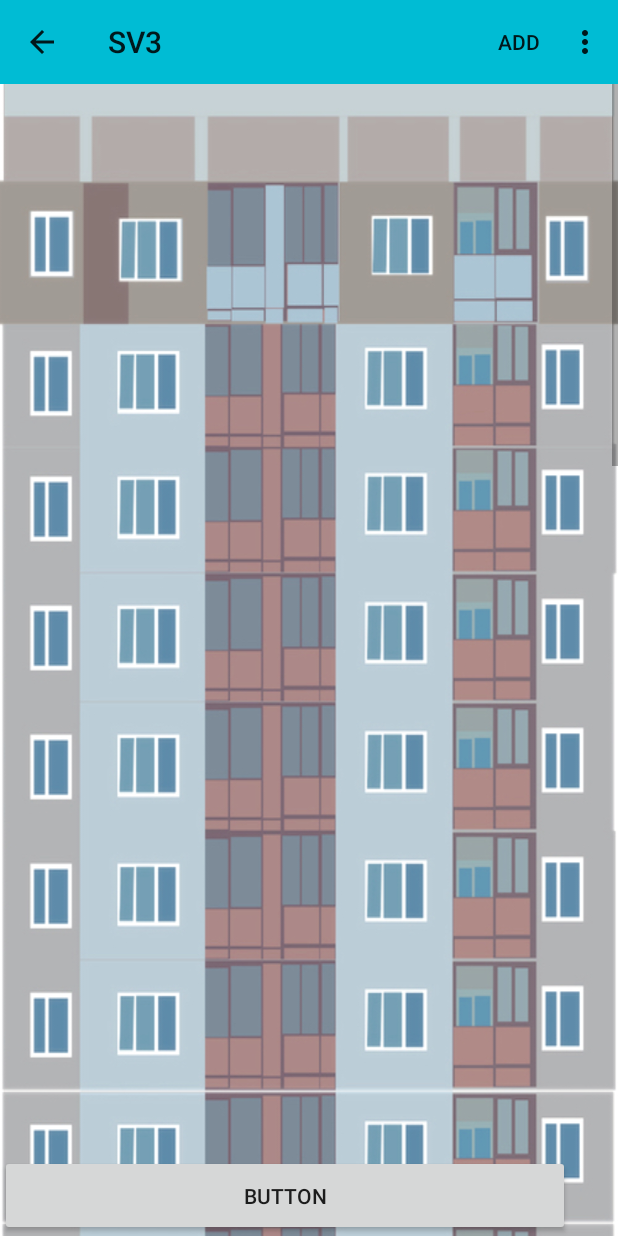
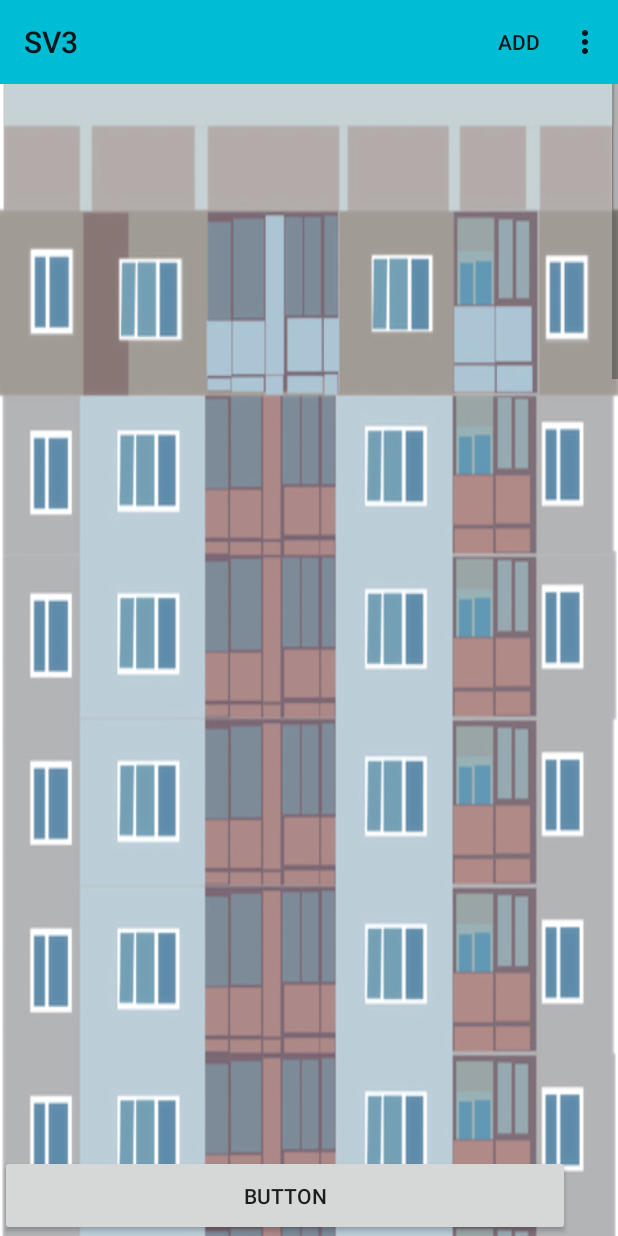
Before and after one commit to yuliakhazieva/SV3, an Android app: the fragment CreateEventFragment placed in its activity, after a tap on "ГОТОВО", on a phone screen of 412 x 824 dp. Run offline under Robolectric (Android 15) with nearby library versions, the light colour scheme and no system bars; our stand-ins replace Firebase (no records; nobody signed in at launch, a user with empty details on screens opened directly).

Commit message:
minor bug fixes

```diff
--- a/app/src/main/AndroidManifest.xml
+++ b/app/src/main/AndroidManifest.xml
@@ -18,7 +18,8 @@
 
         <activity
             android:name=".MainActivity"
-            android:label="@string/app_name">
+            android:label="@string/app_name"
+            android:screenOrientation="portrait">
             <intent-filter>
                 <action android:name="android.intent.action.MAIN" />
                 <category android:name="android.intent.category.LAUNCHER" />
--- a/app/src/main/java/com/hsehhh/sv3/CreateEventFragment.java
+++ b/app/src/main/java/com/hsehhh/sv3/CreateEventFragment.java
@@ -52,7 +52,14 @@ public class CreateEventFragment extends Fragment
             public void onClick(View v) {
                 Random rand = new Random(24);
                 Event e = new Event("one", "two", "three", false, rand.nextInt());
-                DatabaseReference mDatabase = FirebaseDatabase.getInstance().getReference("activities");
+                DatabaseReference mDatabase;
+                if(e.isRequest)
+                {
+                    mDatabase = FirebaseDatabase.getInstance().getReference("requests");
+                } else
+                {
+                    mDatabase = FirebaseDatabase.getInstance().getReference("events");
+                }
                 String userId = mDatabase.push().getKey();
                 mDatabase.child(userId).setValue(e);
                 listener.switchToScrolling();
--- a/app/src/main/java/com/hsehhh/sv3/ScrollingFragment.java
+++ b/app/src/main/java/com/hsehhh/sv3/ScrollingFragment.java
@@ -4,6 +4,7 @@ import android.content.Context;
 import android.graphics.Color;
 import android.os.Bundle;
 import android.support.v4.app.FragmentTransaction;
+import android.support.v7.app.AppCompatActivity;
 import android.support.v7.widget.Toolbar;
 import android.view.LayoutInflater;
 import android.view.Menu;
@@ -83,7 +84,9 @@ public class ScrollingFragment extends android.support.v4.app.Fragment
     public void onViewCreated(final View view, final Bundle savedInstanceState)
     {
         super.onViewCreated(view, savedInstanceState);
+        ((AppCompatActivity)getActivity()).getSupportActionBar().setDisplayHomeAsUpEnabled(false);
         table = getView().findViewById(R.id.table);
+        table.setPadding(0,130,0,0);
         for(int i = 0; i < 25; i++)
         {
             TableRow newRow = new TableRow(getContext());
@@ -91,8 +94,7 @@ public class ScrollingFragment extends android.support.v4.app.Fragment
             for(int j = 0; j < 6; j++)
             {
                 Space space = new Space(getContext());
-                space.setMinimumWidth(50);
-                space.setMinimumHeight(50);
+                space.setLayoutParams(new TableRow.LayoutParams(100, 175));
                 space.setTag("s" + i + j);
                 space.setClickable(false);
                 newRow.addView(space, j);
@@ -132,7 +134,6 @@ public class ScrollingFragment extends android.support.v4.app.Fragment
                     }
                 }
             }
-
             @Override
             public void onCancelled(DatabaseError databaseError) {
 
@@ -156,8 +157,4 @@ public class ScrollingFragment extends android.support.v4.app.Fragment
                 return super.onOptionsItemSelected(item);
         }
     }
-
-
-
-
 }
--- a/app/src/main/java/com/hsehhh/sv3/createEventFragment.java
+++ b/app/src/main/java/com/hsehhh/sv3/createEventFragment.java
@@ -52,7 +52,14 @@ public class CreateEventFragment extends Fragment
             public void onClick(View v) {
                 Random rand = new Random(24);
                 Event e = new Event("one", "two", "three", false, rand.nextInt());
-                DatabaseReference mDatabase = FirebaseDatabase.getInstance().getReference("activities");
+                DatabaseReference mDatabase;
+                if(e.isRequest)
+                {
+                    mDatabase = FirebaseDatabase.getInstance().getReference("requests");
+                } else
+                {
+                    mDatabase = FirebaseDatabase.getInstance().getReference("events");
+                }
                 String userId = mDatabase.push().getKey();
                 mDatabase.child(userId).setValue(e);
                 listener.switchToScrolling();
--- a/app/src/main/res/layout/activity_main.xml
+++ b/app/src/main/res/layout/activity_main.xml
@@ -5,6 +5,7 @@
     android:id="@+id/lay"
     android:layout_width="match_parent"
     android:layout_height="match_parent"
+
     tools:context="com.hsehhh.sv3.MainActivity">
 
     <LinearLayout
```
Also changed, not shown: app/src/main/java/com/hsehhh/sv3/MyEventsFragment.java (+0 -10 lines).
